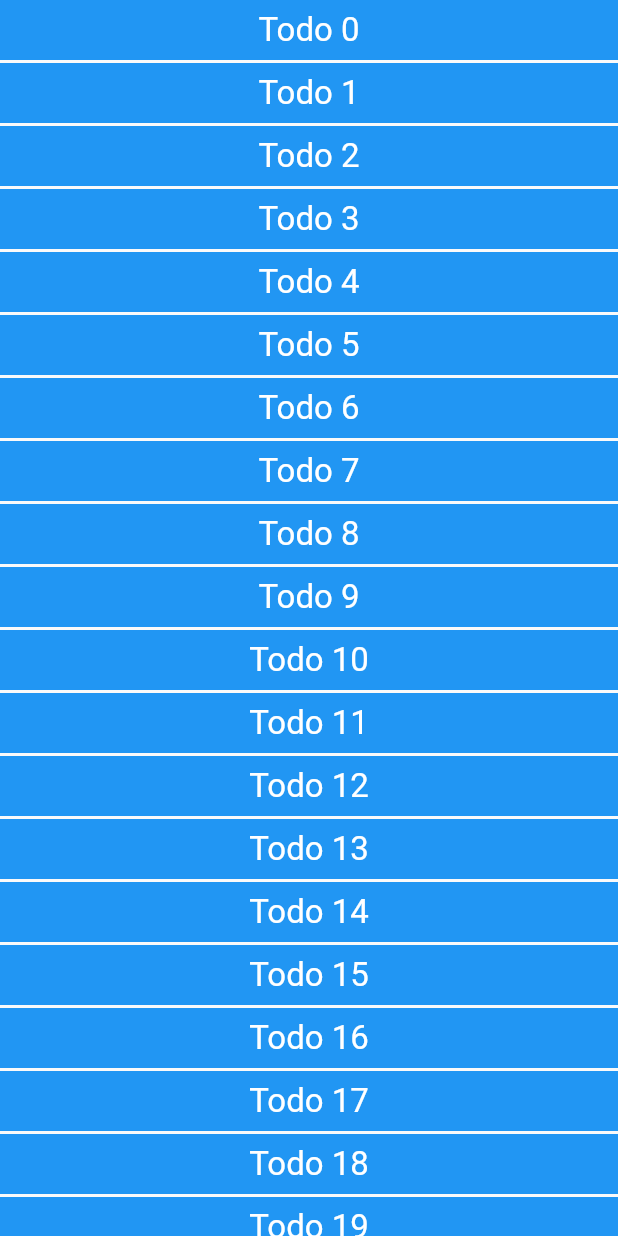
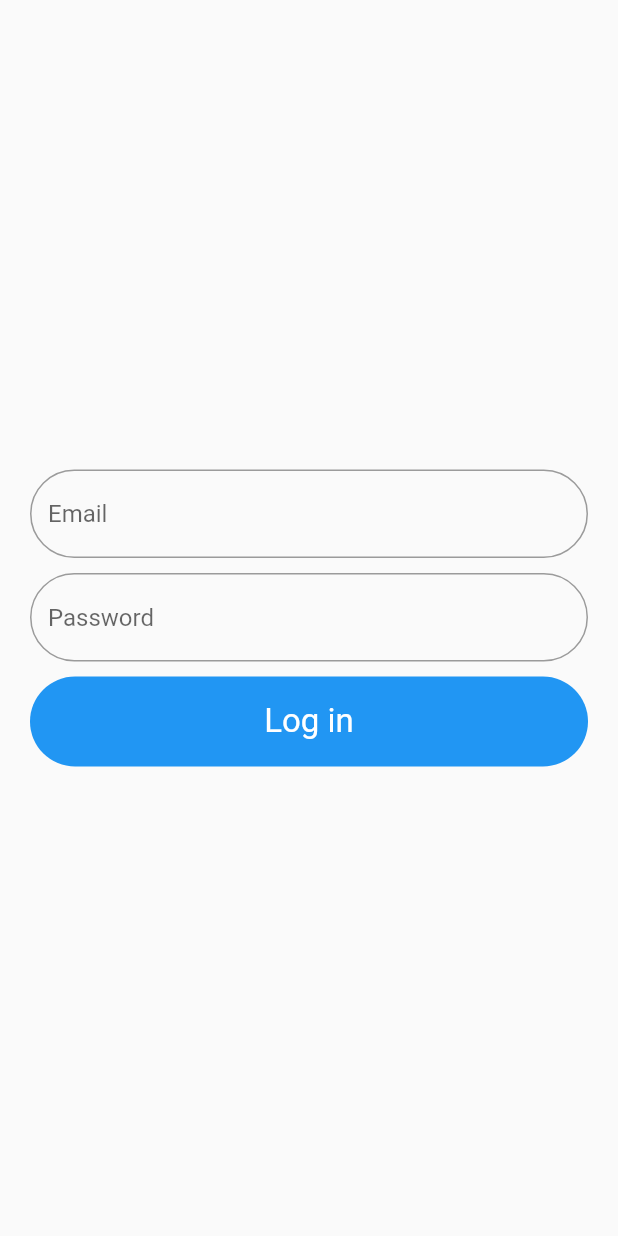
Before and after one commit to HiskelKelemework/AMP_LAB, a Flutter app: the screen it shows after launch, on a phone screen of 412 x 824 dp. Run offline on Flutter 3.47's test engine with Material 2 defaults, Android fonts, the phone set to English and light mode, and no system bars.

```diff
--- a/lib/main.dart
+++ b/lib/main.dart
@@ -1,6 +1,7 @@
 import 'package:flutter/cupertino.dart';
 import 'package:flutter/material.dart';
 import 'package:myapp/screens/first_screen.dart';
+import 'package:myapp/screens/login_screen.dart';
 import 'package:myapp/screens/second_screen.dart';
 import 'package:myapp/screens/todo_detail_screen.dart';
 import 'package:myapp/screens/todo_screen.dart';
@@ -12,12 +13,13 @@ class MyApp extends StatelessWidget {
   Widget build(BuildContext context) {
     return MaterialApp(
       debugShowCheckedModeBanner: false,
-      initialRoute: TodoScreen.routeName,
+      initialRoute: LoginScreen.routeName,
       routes: {
         FirstScreen.routeName: (BuildContext context) => FirstScreen(),
         SecondScreen.routeName: (BuildContext context) => SecondScreen(),
         TodoScreen.routeName: (BuildContext context) => TodoScreen(),
         TodoDetail.routeName: (BuildContext context) => TodoDetail(),
+        LoginScreen.routeName: (BuildContext context) => LoginScreen(),
       },
     );
   }
--- /dev/null
+++ b/lib/screens/login_screen.dart
@@ -0,0 +1,102 @@
+import 'package:flutter/material.dart';
+
+class LoginScreen extends StatelessWidget {
+  static const String routeName = '/login';
+
+  LoginScreen({Key? key}) : super(key: key);
+
+  final emailTextController = TextEditingController();
+  final passwordTextController = TextEditingController();
+
+  final formKey = GlobalKey<FormState>();
+
+  @override
+  Widget build(BuildContext context) {
+    return Scaffold(
+      body: Center(
+        child: Form(
+          key: formKey,
+          child: Padding(
+            padding: const EdgeInsets.symmetric(horizontal: 20.0),
+            child: Column(
+              mainAxisAlignment: MainAxisAlignment.center,
+              children: [
+                TextFormField(
+                  controller: emailTextController,
+                  decoration: InputDecoration(
+                    hintText: "Email",
+                    border: OutlineInputBorder(
+                      borderRadius: BorderRadius.circular(100.0),
+                    ),
+                    focusedBorder: OutlineInputBorder(
+                      borderRadius: BorderRadius.circular(100.0),
+                    ),
+                  ),
+                  validator: (String? email) {
+                    if (!email!.contains('@')) {
+                      return "Invalid email";
+                    }
+
+                    return null;
+                  },
+                ),
+                SizedBox(height: 10.0),
+                TextFormField(
+                  obscureText: true,
+                  controller: passwordTextController,
+                  decoration: InputDecoration(
+                    hintText: "Password",
+                    border: OutlineInputBorder(
+                      borderRadius: BorderRadius.circular(100.0),
+                    ),
+                  ),
+                  validator: (String? password) {
+                    if (password!.length < 8) {
+                      return "Password too short";
+                    }
+
+                    return null;
+                  },
+                ),
+                SizedBox(height: 10.0),
+                GestureDetector(
+                  onTap: () {
+                    // run validations.
+                    // form access.
+                    final valid = formKey.currentState!.validate();
+                    if (!valid) {
+                      // do something here.
+                      print("something failed");
+                      return;
+                    }
+
+                    final email = emailTextController.text;
+                    final pass = passwordTextController.text;
+                    print("all went well");
+                    // print("email:: $email  pass:: $pass");
+                  },
+                  child: Container(
+                    height: 60.0,
+                    width: double.infinity,
+                    alignment: Alignment.center,
+                    decoration: BoxDecoration(
+                      color: Colors.blue,
+                      borderRadius: BorderRadius.circular(100.0),
+                    ),
+                    child: Text(
+                      "Log in",
+                      style: TextStyle(
+                        color: Colors.white,
+                        fontSize: 22.0,
+                      ),
+                    ),
+                  ),
+                ),
+              ],
+            ),
+          ),
+        ),
+      ),
+    );
+  }
+}
```
